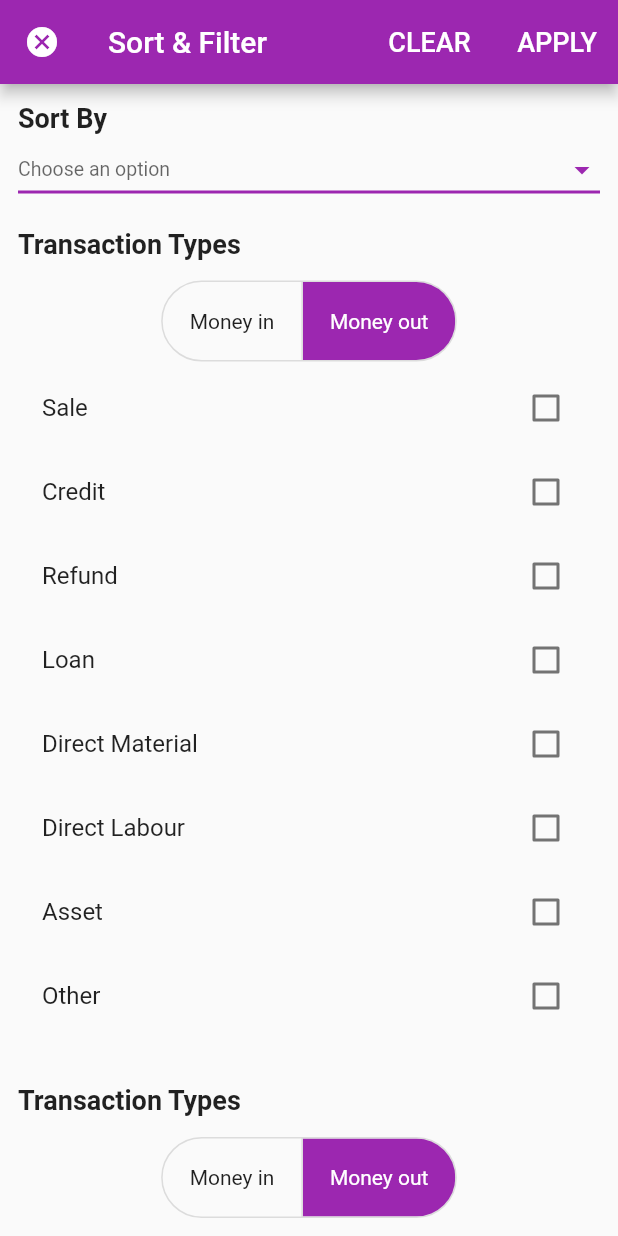
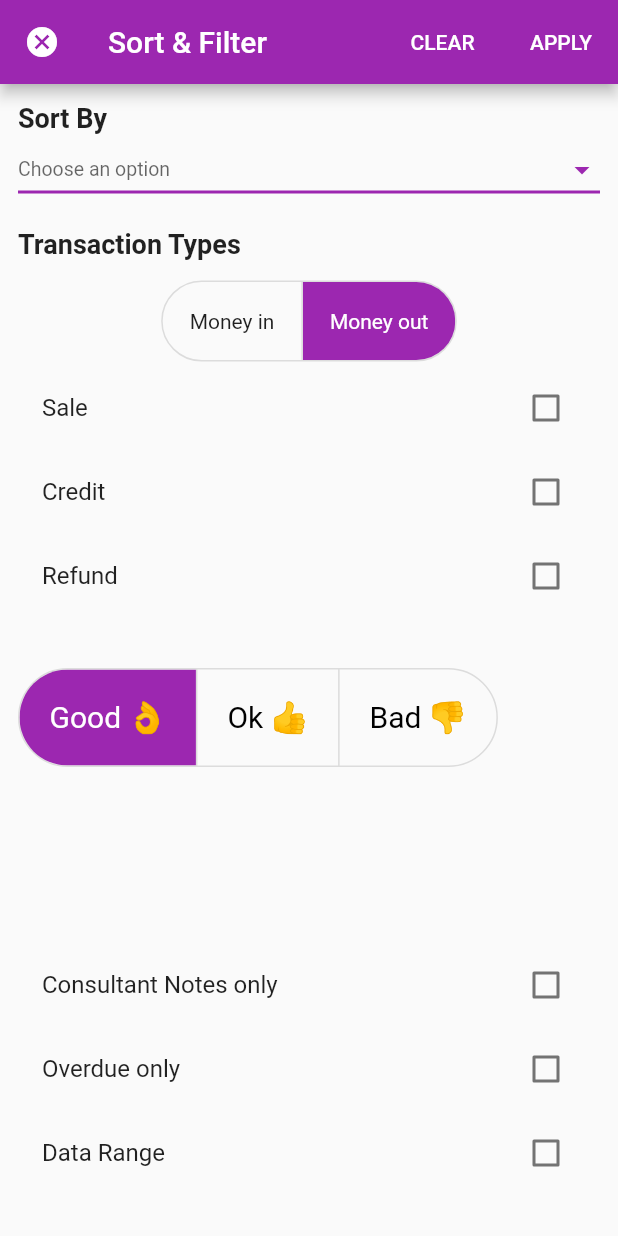
Before and after one commit to Mehr-un-nisa/NavBarScreen, a Flutter app: the screen it shows after launch, on a phone screen of 412 x 824 dp. Run offline on Flutter 3.47's test engine with Material 2 defaults, Android fonts, the phone set to English and light mode, and no system bars.

```diff
--- a/flutter_assignment_4/lib/main.dart
+++ b/flutter_assignment_4/lib/main.dart
@@ -46,6 +46,12 @@ class _MyHomePageState extends State<MyHomePage> {
     'Overhead': false,
   };
 
+  Map<String, bool> items2 = {
+    'Consultant Notes only': false,
+    'Overdue only': false,
+    'Data Range': false,
+  };
+
   @override
   Widget build(BuildContext context) {
     return Scaffold(
@@ -58,7 +64,7 @@ class _MyHomePageState extends State<MyHomePage> {
           TextButton(
             child: Text(
               'CLEAR',
-              style: TextStyle(color: Colors.white, fontSize: 18),
+              style: TextStyle(color: Colors.white, fontSize: 14),
             ),
             onPressed: () {},
           ),
@@ -68,7 +74,7 @@ class _MyHomePageState extends State<MyHomePage> {
           TextButton(
             child: Text(
               'APPLY',
-              style: TextStyle(color: Colors.white, fontSize: 18),
+              style: TextStyle(color: Colors.white, fontSize: 14),
             ),
             onPressed: () {},
           ),
@@ -169,35 +175,58 @@ class _MyHomePageState extends State<MyHomePage> {
                 }).toList(),
               ),
             ),
-            SizedBox(height: 15),
-            Align(
-              alignment: Alignment.centerLeft,
-              child: Text(
-                'Transaction Types',
-                style: TextStyle(fontSize: 18, fontWeight: FontWeight.bold),
-              ),
-            ),
-            SizedBox(height: 14),
+            SizedBox(height: 18),
+            Expanded(
+              child: ListView(
+                children: [
                   ToggleButtons(
-              borderRadius: BorderRadius.circular(32.0),
+                    borderRadius: BorderRadius.circular(46.0),
                     fillColor: Colors.purple,
                     children: [
                       Padding(
-                  padding: const EdgeInsets.all(18.0),
+                        padding: const EdgeInsets.all(20.0),
                         child: Text(
-                    'Money in',
+                          'Good 👌',
+                          style: TextStyle(color: Colors.white, fontSize: 20),
                         ),
                       ),
                       Padding(
-                  padding: const EdgeInsets.all(18.0),
+                        padding: const EdgeInsets.all(20.0),
                         child: Text(
-                    'Money out',
-                    style: TextStyle(color: Colors.white),
+                          'Ok 👍',
+                          style: TextStyle(color: Colors.black, fontSize: 20),
+                        ),
+                      ),
+                      Padding(
+                        padding: const EdgeInsets.all(20.0),
+                        child: Text(
+                          'Bad 👎',
+                          style: TextStyle(color: Colors.black, fontSize: 20),
                         ),
                       ),
                     ],
                     onPressed: (i) {},
-              isSelected: [false, true],
+                    isSelected: [true, false, false],
+                  ),
+                ].toList(),
+              ),
+            ),
+            Expanded(
+              child: ListView(
+                children: items2.keys.map((String key) {
+                  return new CheckboxListTile(
+                    title: new Text(key),
+                    value: items2[key],
+                    activeColor: Colors.purple,
+                    checkColor: Colors.white,
+                    onChanged: (bool value) {
+                      setState(() {
+                        items2[key] = value;
+                      });
+                    },
+                  );
+                }).toList(),
+              ),
             ),
           ],
         ),
```
Lines whose indentation alone changed are shown as unchanged.
